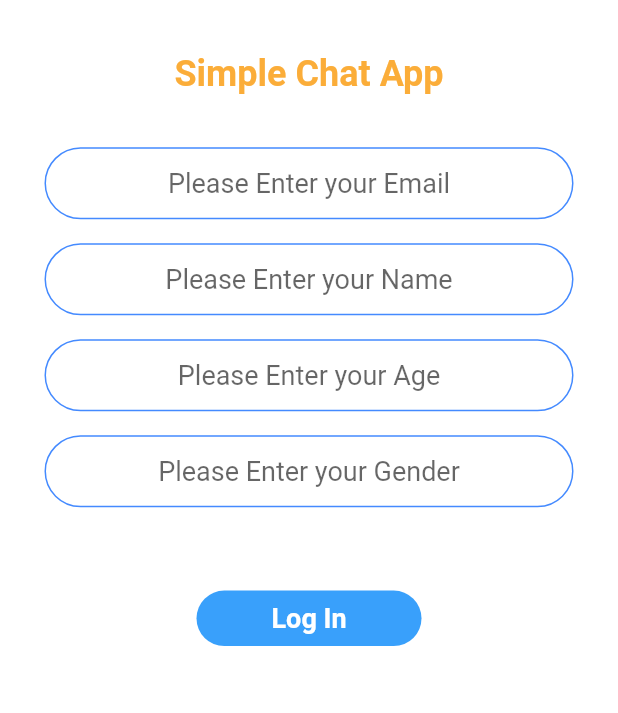
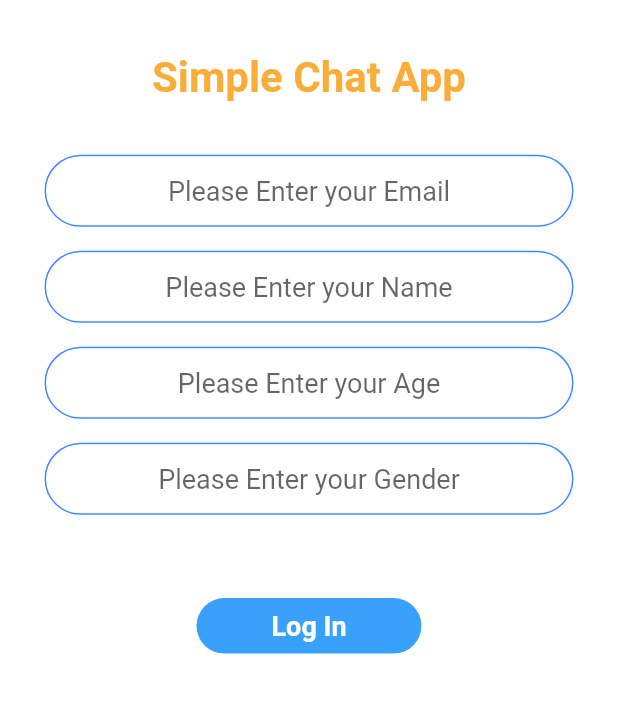
Before and after one commit to mkappworks/simplechat_fullstack_mobileapp, a Flutter app: the screen it shows after launch, on a phone screen of 412 x 824 dp, the part 411-1124 px from its top. Run offline on Flutter 3.47's test engine with Material 2 defaults, Android fonts, the phone set to English and light mode, and no system bars; our stand-ins replace flutter_svg.

Commit message:
Updated kTextThemeDefault.headline1 fontsize

```diff
--- a/flutter_frontend/lib/utilities/constants.dart
+++ b/flutter_frontend/lib/utilities/constants.dart
@@ -27,7 +27,7 @@ const kColorBlack = Colors.black;
 //App themes
 const TextTheme kTextThemeDefault = TextTheme(
   headline1:
-      TextStyle(color: kColorYellow, fontWeight: FontWeight.w700, fontSize: 24),
+      TextStyle(color: kColorYellow, fontWeight: FontWeight.w700, fontSize: 28),
   headline2:
       TextStyle(color: kColorBlack, fontWeight: FontWeight.w700, fontSize: 20),
   headline3:
```
